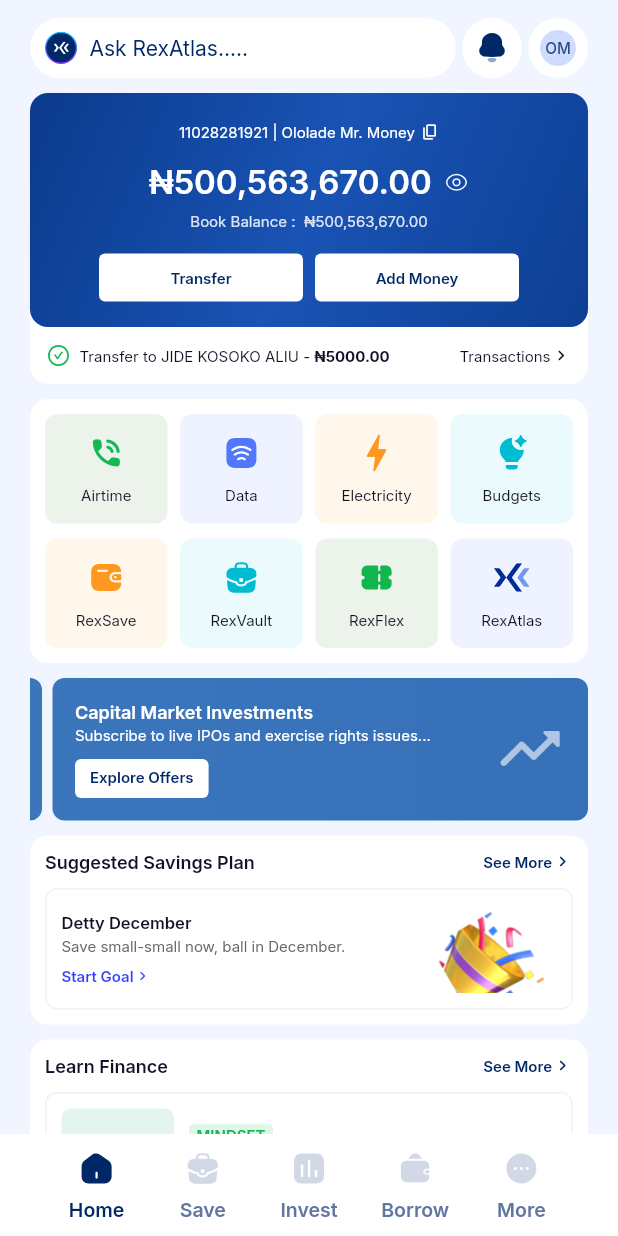
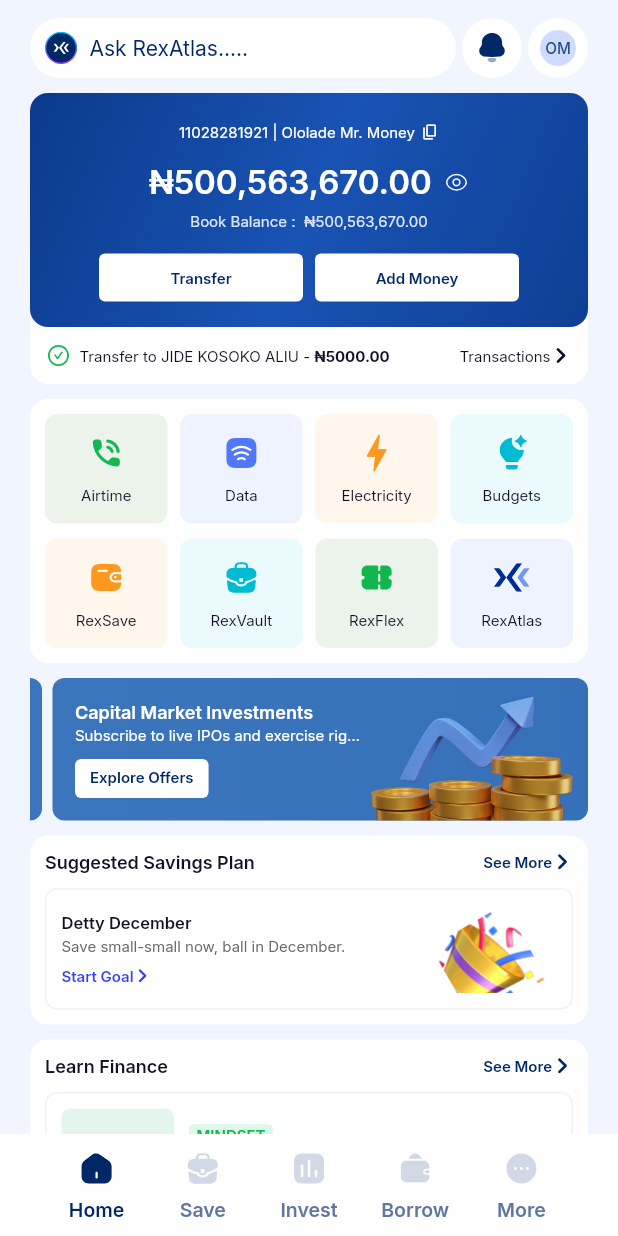
Before and after one commit to Kent-Sammy/rexverse, a Flutter app: the screen it shows after launch, on a phone screen of 412 x 824 dp. Run offline on Flutter 3.47's test engine with Material 3 defaults, Android fonts, the phone set to English and light mode, and no system bars; our stand-ins replace flutter_svg; accounts and stored records are empty; project files that could hold a hidden picture were left out.

Commit message:
Use the exported chevron and coin-stack banner art
Co-Authored-By: Claude Opus 5.5 <noreply@anthropic.com>
Claude-Session: https://claude.ai/code/session_01EjWxE6W9E8HwFDXk54C2wv

```diff
--- a/rex_atlas/lib/core/design_system/rex_icons.dart
+++ b/rex_atlas/lib/core/design_system/rex_icons.dart
@@ -36,7 +36,8 @@ enum RexSvg {
   navInvest('nav_invest'),
   navBorrow('nav_borrow'),
   navMore('nav_more'),
-  eye('eye'); // balance visibility ("Show")
+  eye('eye'), // balance visibility ("Show")
+  chevron('chevron'); // Iconly/Light/Arrow - Down 2 (">" chevrons)
 
   const RexSvg(this.file);
   final String file;
--- a/rex_atlas/lib/features/atlas/presentation/widgets/atlas_brand.dart
+++ b/rex_atlas/lib/features/atlas/presentation/widgets/atlas_brand.dart
@@ -25,6 +25,9 @@ abstract final class AtlasAssets {
 
   /// Success illustration ("https://lottiefiles.com/95088-success" layer).
   static const successBadge = 'assets/images/success_badge.png';
+
+  /// "Coin Stack" banner illustration (home).
+  static const coinStack = 'assets/images/coin_stack.png';
 
   /// "🎉" illustration on the home savings card.
   static const partyPopper = 'assets/images/party_popper.png';
--- a/rex_atlas/lib/features/atlas/presentation/widgets/suggestion_tile.dart
+++ b/rex_atlas/lib/features/atlas/presentation/widgets/suggestion_tile.dart
@@ -86,9 +86,9 @@ class SuggestionTile extends StatelessWidget {
               ),
             ),
             const SizedBox(width: 6),
-            const Icon(
-              Icons.chevron_right_rounded,
-              size: 16,
+            const RexSvgIcon(
+              RexSvg.chevron,
+              size: 12,
               color: RexColors.textPrimary,
             ),
           ],
--- a/rex_atlas/lib/features/host/presentation/rex_home_screen.dart
+++ b/rex_atlas/lib/features/host/presentation/rex_home_screen.dart
@@ -298,8 +298,8 @@ class _BalanceCard extends StatelessWidget {
                     ),
                   ),
                   Text('Transactions', style: RexTypography.host(10)),
-                  const Icon(
-                    Icons.chevron_right_rounded,
+                  const RexSvgIcon(
+                    RexSvg.chevron,
                     size: 14,
                     color: RexColors.textStrong,
                   ),
@@ -470,16 +470,30 @@ class _PromoBanner extends StatelessWidget {
             const SizedBox(width: 7),
             Expanded(
               child: Container(
-                padding: const EdgeInsets.fromLTRB(15, 15, 15, 15),
+                clipBehavior: Clip.antiAlias,
                 decoration: BoxDecoration(
                   borderRadius: BorderRadius.circular(8),
                   gradient: const LinearGradient(
                     colors: [RexColors.bannerBlue, Color(0xFF3570B8)],
                   ),
                 ),
-                child: Row(
+                child: Stack(
                   children: [
-                    Expanded(
+                    // Figma "Coin Stack" (148 wide, flush right/bottom).
+                    Positioned(
+                      right: 0,
+                      bottom: 0,
+                      width: 148,
+                      height: 95,
+                      child: Image.asset(
+                        AtlasAssets.coinStack,
+                        fit: BoxFit.contain,
+                        alignment: Alignment.bottomRight,
+                        excludeFromSemantics: true,
+                      ),
+                    ),
+                    Padding(
+                      padding: const EdgeInsets.fromLTRB(15, 15, 148, 15),
                       child: Column(
                         crossAxisAlignment: CrossAxisAlignment.start,
                         children: [
@@ -524,12 +538,6 @@ class _PromoBanner extends StatelessWidget {
                           ),
                         ],
                       ),
-                    ),
-                    // Coin-stack illustration not exported (see docs/ASSETS.md).
-                    const Icon(
-                      Icons.trending_up_rounded,
-                      size: 48,
-                      color: Color(0x99FFFFFF),
                     ),
                   ],
                 ),
@@ -584,8 +592,8 @@ class _SectionCard extends StatelessWidget {
                         color: RexColors.navy,
                       ),
                     ),
-                    const Icon(
-                      Icons.chevron_right_rounded,
+                    const RexSvgIcon(
+                      RexSvg.chevron,
                       size: 14,
                       color: RexColors.navy,
                     ),
@@ -644,8 +652,8 @@ class _SavingsPlan extends StatelessWidget {
                           color: RexColors.primary,
                         ),
                       ),
-                      const Icon(
-                        Icons.chevron_right_rounded,
+                      const RexSvgIcon(
+                        RexSvg.chevron,
                         size: 12,
                         color: RexColors.primary,
                       ),
```
Also changed, not shown: rex_atlas/assets/icons/chevron.svg (renamed from Arrow - Down 2.svg), rex_atlas/assets/images/coin_stack.png (renamed from Coin Stack.png), rex_atlas/design/figma-exports/Arrow - Down 2.svg (added), rex_atlas/design/figma-exports/Coin Stack.png (added), 1 other file.
